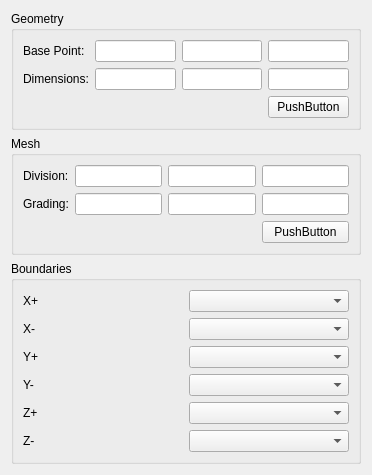
Qt form GUIDialog/GUIMeshDialog/MeshBaseTypeBoxWidget.ui (eeaapp6/AppFlow-Agent) before a commit.
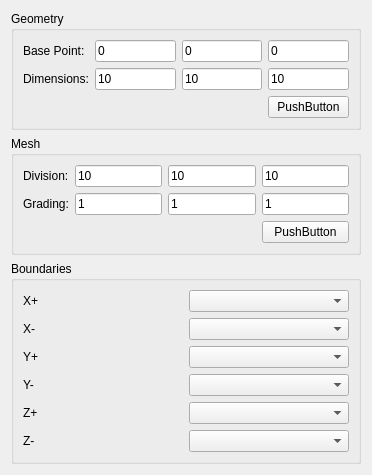
The same form after that commit.

Commit message: 网格圆柱数据界面添加

Patch:
```diff
--- a/GUIDialog/GUIMeshDialog/MeshBaseTypeBoxWidget.ui
+++ b/GUIDialog/GUIMeshDialog/MeshBaseTypeBoxWidget.ui
@@ -30,13 +30,25 @@
          </widget>
         </item>
         <item row="0" column="1">
-         <widget class="QLineEdit" name="lineEdit_BasePoint1"/>
+         <widget class="QLineEdit" name="lineEdit_BasePoint1">
+          <property name="text">
+           <string>0</string>
+          </property>
+         </widget>
         </item>
         <item row="0" column="2">
-         <widget class="QLineEdit" name="lineEdit_BasePoint2"/>
+         <widget class="QLineEdit" name="lineEdit_BasePoint2">
+          <property name="text">
+           <string>0</string>
+          </property>
+         </widget>
         </item>
         <item row="0" column="3">
-         <widget class="QLineEdit" name="lineEdit_BasePoint3"/>
+         <widget class="QLineEdit" name="lineEdit_BasePoint3">
+          <property name="text">
+           <string>0</string>
+          </property>
+         </widget>
         </item>
         <item row="1" column="0">
          <widget class="QLabel" name="label_Dimensions">
@@ -46,13 +58,25 @@
          </widget>
         </item>
         <item row="1" column="1">
-         <widget class="QLineEdit" name="lineEdit_Dimensions1"/>
+         <widget class="QLineEdit" name="lineEdit_Dimensions1">
+          <property name="text">
+           <string>10</string>
+          </property>
+         </widget>
         </item>
         <item row="1" column="2">
-         <widget class="QLineEdit" name="lineEdit_Dimensions2"/>
+         <widget class="QLineEdit" name="lineEdit_Dimensions2">
+          <property name="text">
+           <string>10</string>
+          </property>
+         </widget>
         </item>
         <item row="1" column="3">
-         <widget class="QLineEdit" name="lineEdit_Dimensions3"/>
+         <widget class="QLineEdit" name="lineEdit_Dimensions3">
+          <property name="text">
+           <string>10</string>
+          </property>
+         </widget>
         </item>
         <item row="2" column="0" colspan="3">
          <spacer name="horizontalSpacer">
@@ -91,13 +115,25 @@
          </widget>
         </item>
         <item row="0" column="1">
-         <widget class="QLineEdit" name="lineEdit_Division1"/>
+         <widget class="QLineEdit" name="lineEdit_Division1">
+          <property name="text">
+           <string>10</string>
+          </property>
+         </widget>
         </item>
         <item row="0" column="2">
-         <widget class="QLineEdit" name="lineEdit_Division2"/>
+         <widget class="QLineEdit" name="lineEdit_Division2">
+          <property name="text">
+           <string>10</string>
+          </property>
+         </widget>
         </item>
         <item row="0" column="3">
-         <widget class="QLineEdit" name="lineEdit_Division3"/>
+         <widget class="QLineEdit" name="lineEdit_Division3">
+          <property name="text">
+           <string>10</string>
+          </property>
+         </widget>
         </item>
         <item row="1" column="0">
          <widget class="QLabel" name="label_Dimensions_2">
@@ -107,13 +143,25 @@
          </widget>
         </item>
         <item row="1" column="1">
-         <widget class="QLineEdit" name="lineEdit_Grading1"/>
+         <widget class="QLineEdit" name="lineEdit_Grading1">
+          <property name="text">
+           <string>1</string>
+          </property>
+         </widget>
         </item>
         <item row="1" column="2">
-         <widget class="QLineEdit" name="lineEdit_Grading2"/>
+         <widget class="QLineEdit" name="lineEdit_Grading2">
+          <property name="text">
+           <string>1</string>
+          </property>
+         </widget>
         </item>
         <item row="1" column="3">
-         <widget class="QLineEdit" name="lineEdit_Grading3"/>
+         <widget class="QLineEdit" name="lineEdit_Grading3">
+          <property name="text">
+           <string>1</string>
+          </property>
+         </widget>
         </item>
         <item row="2" column="0" colspan="3">
          <spacer name="horizontalSpacer_2">
```
The commit also changes 5 other files.
